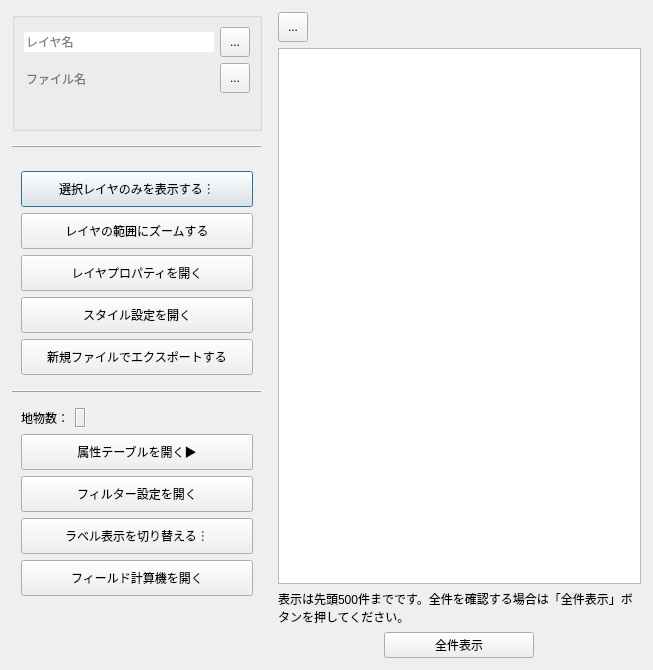
The window that ui_qgisguide_layer.ui (techteam-gis/q_guide_panel) describes before a commit, drawn with Qt 5.
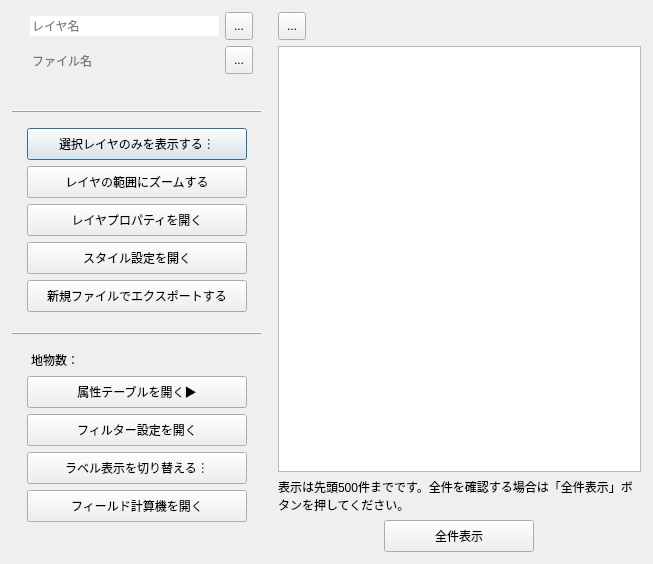
The same window after the commit. The open tabs and pages were chosen to show the change. Icons and pictures are not drawn.

What changed in the file:
```diff
--- a/ui_qgisguide_layer.ui
+++ b/ui_qgisguide_layer.ui
@@ -7,7 +7,7 @@
     <x>0</x>
     <y>0</y>
     <width>653</width>
-    <height>670</height>
+    <height>564</height>
    </rect>
   </property>
   <property name="sizePolicy">
@@ -81,11 +81,26 @@
        <number>0</number>
       </property>
       <item>
-       <widget class="QGroupBox" name="gbLayerInfo">
-        <property name="title">
-         <string/>
+       <widget class="QWidget" name="widget_4" native="true">
+        <property name="minimumSize">
+         <size>
+          <width>0</width>
+          <height>0</height>
+         </size>
         </property>
-        <layout class="QVBoxLayout" name="verticalLayout_5">
+        <layout class="QVBoxLayout" name="verticalLayout_4">
+         <property name="spacing">
+          <number>-1</number>
+         </property>
+         <property name="leftMargin">
+          <number>18</number>
+         </property>
+         <property name="topMargin">
+          <number>0</number>
+         </property>
+         <property name="bottomMargin">
+          <number>4</number>
+         </property>
          <item>
           <layout class="QHBoxLayout" name="horizontalLayout_7">
            <property name="topMargin">
@@ -105,14 +120,14 @@
             <widget class="QToolButton" name="tbEditMode">
              <property name="minimumSize">
               <size>
-               <width>30</width>
-               <height>30</height>
+               <width>28</width>
+               <height>28</height>
               </size>
              </property>
              <property name="maximumSize">
               <size>
-               <width>30</width>
-               <height>30</height>
+               <width>28</width>
+               <height>28</height>
               </size>
              </property>
              <property name="autoFillBackground">
@@ -166,14 +181,14 @@
             <widget class="QToolButton" name="tbLayerFolderOpen">
              <property name="minimumSize">
               <size>
-               <width>30</width>
-               <height>30</height>
+               <width>28</width>
+               <height>28</height>
               </size>
              </property>
              <property name="maximumSize">
               <size>
-               <width>30</width>
-               <height>30</height>
+               <width>28</width>
+               <height>28</height>
               </size>
              </property>
              <property name="toolTip">
@@ -203,11 +218,6 @@
            </property>
            <item>
             <widget class="QLabel" name="lblLayerType">
-             <property name="styleSheet">
-              <string notr="true">QLabel {
-    color:#aaa ;
-    }</string>
-             </property>
              <property name="text">
               <string/>
              </property>
@@ -215,11 +225,6 @@
            </item>
            <item>
             <widget class="QLabel" name="lblLayerCRS">
-             <property name="styleSheet">
-              <string notr="true">QLabel {
-    color:#aaa ;
-    }</string>
-             </property>
              <property name="text">
               <string/>
              </property>
@@ -243,22 +248,6 @@
         </layout>
        </widget>
       </item>
-      <item>
-       <spacer name="verticalSpacer_4">
-        <property name="orientation">
-         <enum>Qt::Vertical</enum>
-        </property>
-        <property name="sizeType">
-         <enum>QSizePolicy::Fixed</enum>
-        </property>
-        <property name="sizeHint" stdset="0">
-         <size>
-          <width>20</width>
-          <height>8</height>
-         </size>
-        </property>
-       </spacer>
-      </item>
       <item>
        <widget class="QFrame" name="frame">
         <property name="minimumSize">
@@ -284,25 +273,12 @@
         </property>
        </widget>
       </item>
-      <item>
-       <spacer name="verticalSpacer_5">
-        <property name="orientation">
-         <enum>Qt::Vertical</enum>
-        </property>
-        <property name="sizeType">
-         <enum>QSizePolicy::Fixed</enum>
-        </property>
-        <property name="sizeHint" stdset="0">
-         <size>
-          <width>20</width>
-          <height>8</height>
-         </size>
-        </property>
-       </spacer>
-      </item>
       <item>
        <widget class="QWidget" name="widget_2" native="true">
         <layout class="QHBoxLayout" name="horizontalLayout_8">
+         <property name="bottomMargin">
+          <number>14</number>
+         </property>
          <item>
           <layout class="QVBoxLayout" name="verticalLayout_3">
            <property name="leftMargin">
@@ -325,13 +301,13 @@
              <property name="minimumSize">
               <size>
                <width>220</width>
-               <height>36</height>
+               <height>32</height>
               </size>
              </property>
              <property name="maximumSize">
               <size>
-               <width>16777215</width>
-               <height>36</height>
+               <width>220</width>
+               <height>32</height>
               </size>
              </property>
              <property name="toolTip">
@@ -358,13 +334,13 @@
              <property name="minimumSize">
               <size>
                <width>220</width>
-               <height>36</height>
+               <height>32</height>
               </size>
              </property>
              <property name="maximumSize">
               <size>
-               <width>16777215</width>
-               <height>36</height>
+               <width>220</width>
+               <height>32</height>
               </size>
              </property>
              <property name="toolTip">
@@ -386,13 +362,13 @@
              <property name="minimumSize">
               <size>
                <width>220</width>
-               <height>36</height>
+               <height>32</height>
               </size>
              </property>
              <property name="maximumSize">
               <size>
-               <width>16777215</width>
-               <height>36</height>
+               <width>220</width>
+               <height>32</height>
               </size>
              </property>
              <property name="toolTip">
@@ -414,13 +390,13 @@
              <property name="minimumSize">
               <size>
                <width>220</width>
-               <height>36</height>
+               <height>32</height>
               </size>
              </property>
              <property name="maximumSize">
               <size>
-               <width>16777215</width>
-               <height>36</height>
+               <width>220</width>
+               <height>32</height>
               </size>
              </property>
              <property name="toolTip">
@@ -442,13 +418,13 @@
              <property name="minimumSize">
               <size>
                <width>220</width>
-               <height>36</height>
+               <height>32</height>
               </size>
              </property>
              <property name="maximumSize">
               <size>
-               <width>16777215</width>
-               <height>36</height>
+               <width>220</width>
+               <height>32</height>
               </size>
              </property>
              <property name="toolTip">
@@ -499,59 +475,6 @@
         </property>
         <widget class="QWidget" name="vector">
          <layout class="QGridLayout" name="gridLayout_2">
-          <item row="1" column="0">
-           <layout class="QHBoxLayout" name="horizontalLayout_5">
-            <property name="topMargin">
-             <number>0</number>
-            </property>
-            <item>
-             <widget class="QLabel" name="label">
-              <property name="text">
-               <string>地物数：</string>
-              </property>
-             </widget>
-            </item>
-            <item>
-             <widget class="QLabel" name="lblFeature">
-              <property name="frameShape">
-               <enum>QFrame::Box</enum>
-              </property>
-              <property name="frameShadow">
-               <enum>QFrame::Sunken</enum>
-              </property>
-              <property name="text">
-               <string/>
-              </property>
-             </widget>
-            </item>
-            <item>
-             <spacer name="horizontalSpacer_2">
-              <property name="orientation">
-               <enum>Qt::Horizontal</enum>
-              </property>
-              <property name="sizeHint" stdset="0">
-               <size>
-                <width>40</width>
-                <height>20</height>
-               </size>
-              </property>
-             </spacer>
-            </item>
-           </layout>
-          </item>
-          <item row="18" column="0">
-           <spacer name="verticalSpacer">
-            <property name="orientation">
-             <enum>Qt::Vertical</enum>
-            </property>
-            <property name="sizeHint" stdset="0">
-             <size>
-              <width>20</width>
-              <height>40</height>
-             </size>
-            </property>
-           </spacer>
-          </item>
           <item row="2" column="0">
            <widget class="QWidget" name="widget_3" native="true">
             <layout class="QHBoxLayout" name="horizontalLayout_9">
@@ -583,13 +506,13 @@
                  <property name="minimumSize">
                   <size>
                    <width>220</width>
-                   <height>36</height>
+                   <height>32</height>
                   </size>
                  </property>
                  <property name="maximumSize">
                   <size>
-                   <width>16777215</width>
-                   <height>36</height>
+                   <width>220</width>
+                   <height>32</height>
                   </size>
                  </property>
                  <property name="toolTip">
@@ -614,13 +537,13 @@
                  <property name="minimumSize">
                   <size>
                    <width>220</width>
-                   <height>36</height>
+                   <height>32</height>
                   </size>
                  </property>
                  <property name="maximumSize">
                   <size>
-                   <width>16777215</width>
-                   <height>36</height>
+                   <width>220</width>
+                   <height>32</height>
                   </size>
                  </property>
                  <property name="toolTip">
@@ -642,13 +565,13 @@
                  <property name="minimumSize">
                   <size>
                    <width>220</width>
-                   <height>36</height>
+                   <height>32</height>
                   </size>
                  </property>
                  <property name="maximumSize">
                   <size>
-                   <width>16777215</width>
-                   <height>36</height>
+                   <width>220</width>
+                   <height>32</height>
                   </size>
                  </property>
                  <property name="toolTip">
@@ -674,13 +597,13 @@
                  <property name="minimumSize">
                   <size>
                    <width>220</width>
-                   <height>36</height>
+                   <height>32</height>
                   </size>
                  </property>
                  <property name="maximumSize">
                   <size>
-                   <width>16777215</width>
-                   <height>36</height>
+                   <width>220</width>
+                   <height>32</height>
                   </size>
                  </property>
                  <property name="toolTip">
@@ -696,6 +619,62 @@
             </layout>
            </widget>
           </item>
+          <item row="18" column="0">
+           <spacer name="verticalSpacer">
+            <property name="orientation">
+             <enum>Qt::Vertical</enum>
+            </property>
+            <property name="sizeHint" stdset="0">
+             <size>
+              <width>20</width>
+              <height>40</height>
+             </size>
+            </property>
+           </spacer>
+          </item>
+          <item row="0" column="0">
+           <layout class="QHBoxLayout" name="horizontalLayout_5">
+            <property name="leftMargin">
+             <number>10</number>
+            </property>
+            <property name="topMargin">
+             <number>0</number>
+            </property>
+            <item>
+             <widget class="QLabel" name="label">
+              <property name="text">
+               <string>地物数：</string>
+              </property>
+             </widget>
+            </item>
+            <item>
+             <widget class="QLabel" name="lblFeature">
+              <property name="frameShape">
+               <enum>QFrame::NoFrame</enum>
+              </property>
+              <property name="frameShadow">
+               <enum>QFrame::Sunken</enum>
+              </property>
+              <property name="text">
+               <string/>
+              </property>
+             </widget>
+            </item>
+            <item>
+             <spacer name="horizontalSpacer_2">
+              <property name="orientation">
+               <enum>Qt::Horizontal</enum>
+              </property>
+              <property name="sizeHint" stdset="0">
+               <size>
+                <width>40</width>
+                <height>20</height>
+               </size>
+              </property>
+             </spacer>
+            </item>
+           </layout>
+          </item>
          </layout>
         </widget>
         <widget class="QWidget" name="rastor">
@@ -780,14 +759,14 @@
          <widget class="QToolButton" name="tbTableOpen">
           <property name="minimumSize">
            <size>
-            <width>30</width>
-            <height>30</height>
+            <width>28</width>
+            <height>28</height>
            </size>
           </property>
           <property name="maximumSize">
            <size>
-            <width>30</width>
-            <height>30</height>
+            <width>28</width>
+            <height>28</height>
            </size>
           </property>
           <property name="toolTip">
@@ -865,13 +844,13 @@
           <property name="minimumSize">
            <size>
             <width>150</width>
-            <height>0</height>
+            <height>32</height>
            </size>
           </property>
           <property name="maximumSize">
            <size>
             <width>150</width>
-            <height>16777215</height>
+            <height>32</height>
            </size>
           </property>
           <property name="toolTip">
```
Left out of the diff: 6 changed lines with no effect on the pictures.
